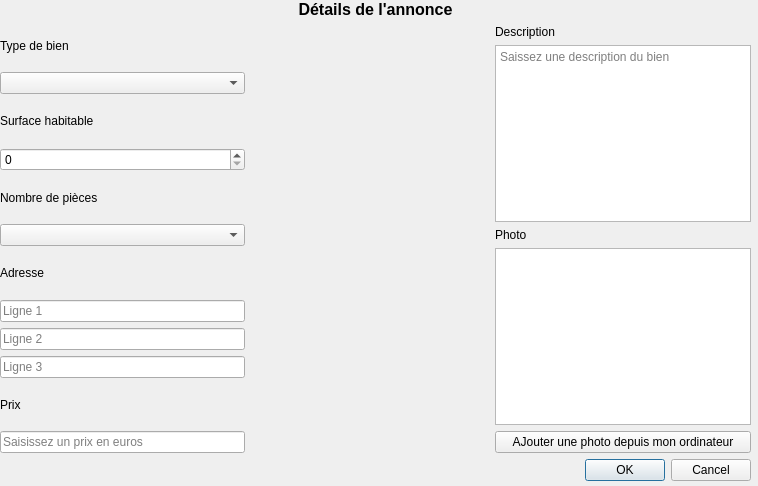
First picture: the form in annonce.ui, repository tonydd/IHMo, before the edit.
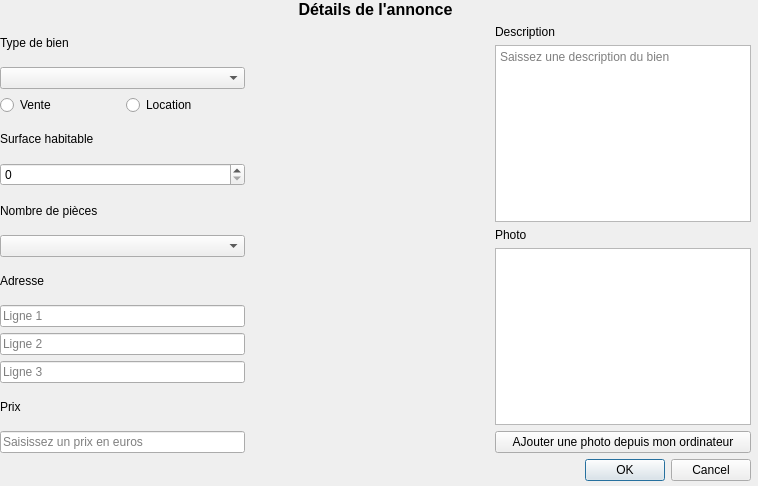
Second picture: the form after the edit.

Commit message: MAJ annonce + init main gui + init slots

The edit to the form file:
```diff
--- a/annonce.ui
+++ b/annonce.ui
@@ -54,6 +54,24 @@
         <item>
          <widget class="QComboBox" name="comboBox"/>
         </item>
+        <item>
+         <layout class="QHBoxLayout" name="horizontalLayout_2">
+          <item>
+           <widget class="QRadioButton" name="radioButton_2">
+            <property name="text">
+             <string>Vente</string>
+            </property>
+           </widget>
+          </item>
+          <item>
+           <widget class="QRadioButton" name="radioButton">
+            <property name="text">
+             <string>Location</string>
+            </property>
+           </widget>
+          </item>
+         </layout>
+        </item>
         <item>
          <widget class="QLabel" name="label_4">
           <property name="text">
```
The commit also changes 3 other files.
